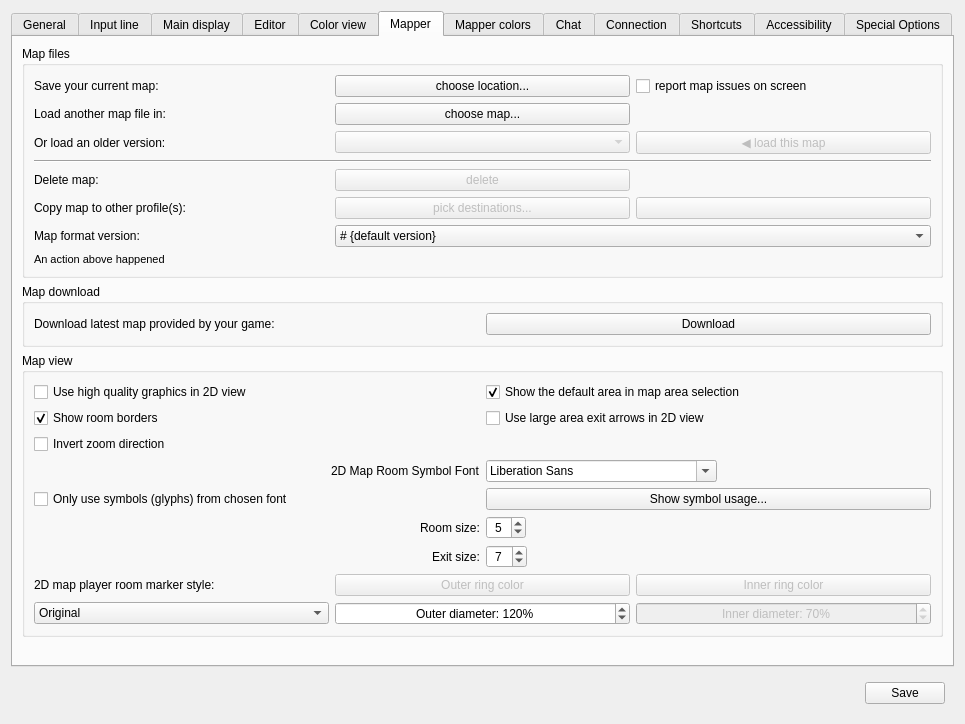
The window that src/ui/profile_preferences.ui (Mudlet/Mudlet) describes before a commit, drawn with Qt 5.
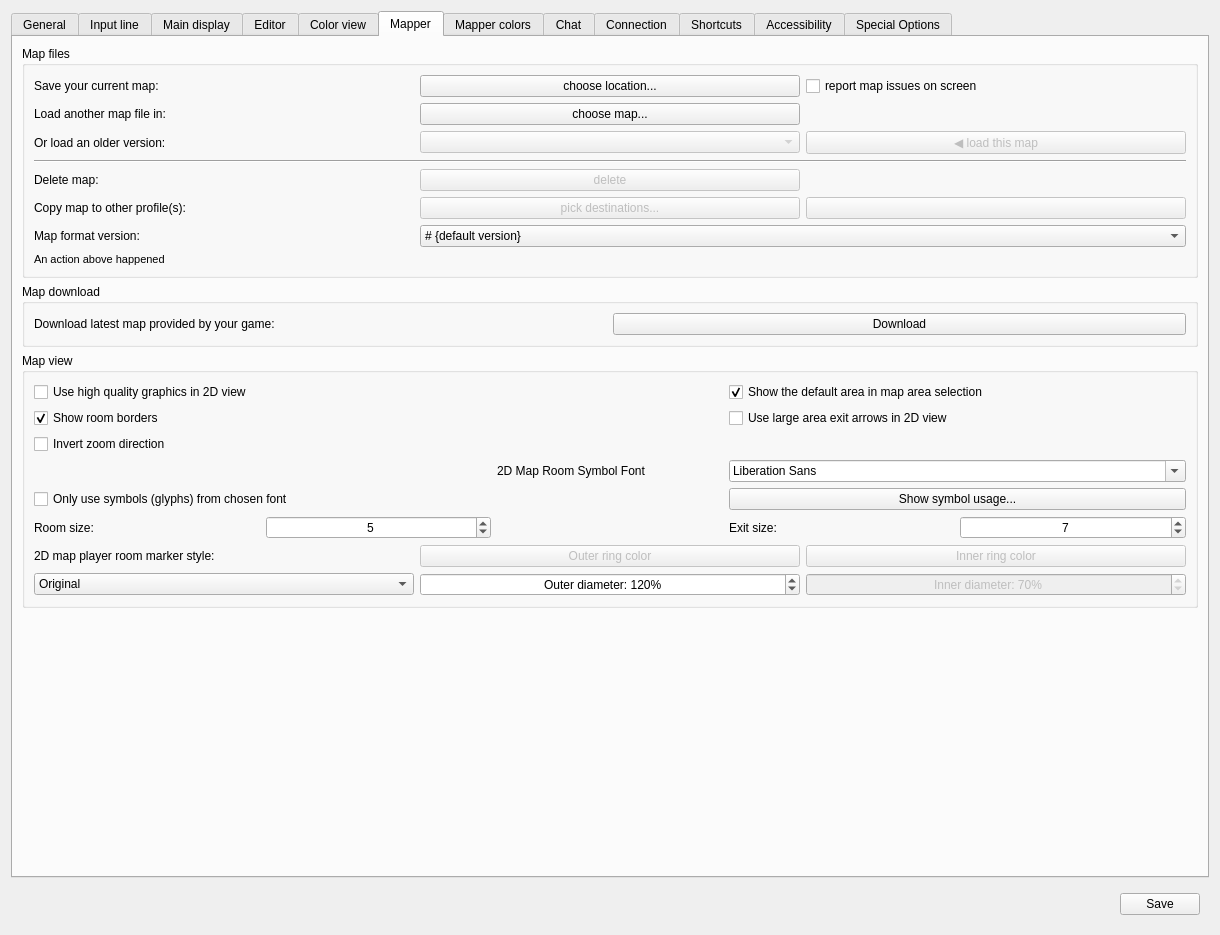
The same window after the commit. The open tabs and pages were chosen to show the change. Icons and pictures are not drawn. Custom widgets are drawn as their Qt base class.

Patch:
```diff
--- a/src/ui/profile_preferences.ui
+++ b/src/ui/profile_preferences.ui
@@ -6,8 +6,8 @@
    <rect>
     <x>0</x>
     <y>0</y>
-    <width>965</width>
-    <height>694</height>
+    <width>1220</width>
+    <height>935</height>
    </rect>
   </property>
   <property name="sizePolicy">
@@ -2429,31 +2429,31 @@
          <property name="title">
           <string>Map view</string>
          </property>
-         <layout class="QGridLayout" name="gridLayout_groupBox_mapViewOptions">
-          <item row="0" column="0">
-           <widget class="QCheckBox" name="mMapperUseAntiAlias">
-            <property name="toolTip">
-             <string>&lt;p&gt;This enables anti-aliasing (AA) for the 2D map view, making it look smoother and nicer. Disable this if you're on a very slow computer.&lt;/p&gt;&lt;p&gt;3D map view always has anti-aliasing enabled.&lt;/p&gt;</string>
-            </property>
+         <layout class="QGridLayout" name="gridLayout">
+          <item row="3" column="3" colspan="2">
+           <widget class="QFontComboBox" name="fontComboBox_mapSymbols"/>
+          </item>
+          <item row="5" column="0">
+           <widget class="QLabel" name="label_roomSize">
             <property name="text">
-             <string>Use high quality graphics in 2D view</string>
+             <string>Room size:</string>
+            </property>
+            <property name="buddy">
+             <cstring>spinBox_roomSize</cstring>
             </property>
            </widget>
           </item>
-          <item row="0" column="1">
-           <widget class="QCheckBox" name="checkBox_showDefaultArea">
-            <property name="toolTip">
-             <string>&lt;p&gt;The default area (area id -1) is used by some mapper scripts as a temporary 'holding area' for rooms before they're placed in the correct area.&lt;/p&gt;</string>
-            </property>
+          <item row="1" column="3" colspan="2">
+           <widget class="QCheckBox" name="checkBox_largeAreaExitArrows">
             <property name="text">
-             <string>Show the default area in map area selection</string>
+             <string>Use large area exit arrows in 2D view</string>
             </property>
             <property name="checked">
-             <bool>true</bool>
+             <bool>false</bool>
             </property>
            </widget>
           </item>
-          <item row="1" column="0">
+          <item row="1" column="0" colspan="2">
            <widget class="QCheckBox" name="checkbox_mMapperShowRoomBorders">
             <property name="toolTip">
              <string>&lt;p&gt;This enables borders around room. Color can be set in Mapper colors tab.&lt;/p&gt;</string>
@@ -2466,17 +2466,21 @@
             </property>
            </widget>
           </item>
-          <item row="1" column="1">
-           <widget class="QCheckBox" name="checkBox_largeAreaExitArrows">
+          <item row="4" column="0" colspan="3">
+           <widget class="QCheckBox" name="checkBox_isOnlyMapSymbolFontToBeUsed">
             <property name="text">
-             <string>Use large area exit arrows in 2D view</string>
+             <string>Only use symbols (glyphs) from chosen font</string>
             </property>
-            <property name="checked">
-             <bool>false</bool>
+           </widget>
+          </item>
+          <item row="3" column="2">
+           <widget class="QLabel" name="label_mapSymbolsFont">
+            <property name="text">
+             <string>2D Map Room Symbol Font</string>
             </property>
            </widget>
           </item>
-          <item row="2" column="0">
+          <item row="2" column="0" colspan="2">
            <widget class="QCheckBox" name="checkBox_invertMapZoom">
             <property name="toolTip">
              <string>&lt;p&gt;If checked, scrolling up zooms out and scrolling down zooms in. If unchecked, scrolling up zooms in and scrolling down zooms out.&lt;/p&gt;</string>
@@ -2489,63 +2493,7 @@
             </property>
            </widget>
           </item>
-          <item row="3" column="0" alignment="Qt::AlignmentFlag::AlignRight">
-           <widget class="QLabel" name="label_mapSymbolsFont">
-            <property name="text">
-             <string>2D Map Room Symbol Font</string>
-            </property>
-           </widget>
-          </item>
-          <item row="3" column="1" alignment="Qt::AlignmentFlag::AlignLeft">
-           <widget class="QFontComboBox" name="fontComboBox_mapSymbols"/>
-          </item>
-          <item row="4" column="0">
-           <widget class="QCheckBox" name="checkBox_isOnlyMapSymbolFontToBeUsed">
-            <property name="text">
-             <string>Only use symbols (glyphs) from chosen font</string>
-            </property>
-           </widget>
-          </item>
-          <item row="4" column="1">
-           <widget class="QPushButton" name="pushButton_showGlyphUsage">
-            <property name="text">
-             <string>Show symbol usage...</string>
-            </property>
-           </widget>
-          </item>
-          <item row="5" column="0" alignment="Qt::AlignmentFlag::AlignRight">
-           <widget class="QLabel" name="label_roomSize">
-            <property name="text">
-             <string>Room size:</string>
-            </property>
-            <property name="buddy">
-             <cstring>spinBox_roomSize</cstring>
-            </property>
-           </widget>
-          </item>
-          <item row="5" column="1" alignment="Qt::AlignmentFlag::AlignLeft">
-           <widget class="QSpinBox" name="spinBox_roomSize">
-            <property name="sizePolicy">
-             <sizepolicy hsizetype="Preferred" vsizetype="Fixed">
-              <horstretch>0</horstretch>
-              <verstretch>0</verstretch>
-             </sizepolicy>
-            </property>
-            <property name="alignment">
-             <set>Qt::AlignCenter</set>
-            </property>
-            <property name="minimum">
-             <number>1</number>
-            </property>
-            <property name="maximum">
-             <number>11</number>
-            </property>
-            <property name="value">
-             <number>5</number>
-            </property>
-           </widget>
-          </item>
-          <item row="6" column="0" alignment="Qt::AlignmentFlag::AlignRight">
+          <item row="5" column="3">
            <widget class="QLabel" name="label_exitSize">
             <property name="text">
              <string>Exit size:</string>
@@ -2555,7 +2503,7 @@
             </property>
            </widget>
           </item>
-          <item row="6" column="1" alignment="Qt::AlignmentFlag::AlignLeft">
+          <item row="5" column="4">
            <widget class="QSpinBox" name="spinBox_exitSize">
             <property name="sizePolicy">
              <sizepolicy hsizetype="Preferred" vsizetype="Fixed">
@@ -2577,7 +2525,59 @@
             </property>
            </widget>
           </item>
-          <item row="7" column="0" colspan="2">
+          <item row="5" column="1">
+           <widget class="QSpinBox" name="spinBox_roomSize">
+            <property name="sizePolicy">
+             <sizepolicy hsizetype="Preferred" vsizetype="Fixed">
+              <horstretch>0</horstretch>
+              <verstretch>0</verstretch>
+             </sizepolicy>
+            </property>
+            <property name="alignment">
+             <set>Qt::AlignmentFlag::AlignCenter</set>
+            </property>
+            <property name="minimum">
+             <number>1</number>
+            </property>
+            <property name="maximum">
+             <number>11</number>
+            </property>
+            <property name="value">
+             <number>5</number>
+            </property>
+           </widget>
+          </item>
+          <item row="0" column="3" colspan="2">
+           <widget class="QCheckBox" name="checkBox_showDefaultArea">
+            <property name="toolTip">
+             <string>&lt;p&gt;The default area (area id -1) is used by some mapper scripts as a temporary 'holding area' for rooms before they're placed in the correct area.&lt;/p&gt;</string>
+            </property>
+            <property name="text">
+             <string>Show the default area in map area selection</string>
+            </property>
+            <property name="checked">
+             <bool>true</bool>
+            </property>
+           </widget>
+          </item>
+          <item row="0" column="0" colspan="2">
+           <widget class="QCheckBox" name="mMapperUseAntiAlias">
+            <property name="toolTip">
+             <string>&lt;p&gt;This enables anti-aliasing (AA) for the 2D map view, making it look smoother and nicer. Disable this if you're on a very slow computer.&lt;/p&gt;&lt;p&gt;3D map view always has anti-aliasing enabled.&lt;/p&gt;</string>
+            </property>
+            <property name="text">
+             <string>Use high quality graphics in 2D view</string>
+            </property>
+           </widget>
+          </item>
+          <item row="4" column="3" colspan="2">
+           <widget class="QPushButton" name="pushButton_showGlyphUsage">
+            <property name="text">
+             <string>Show symbol usage...</string>
+            </property>
+           </widget>
+          </item>
+          <item row="6" column="0" colspan="5">
            <widget class="QWidget" name="widget_playerRoomStyle" native="true">
             <layout class="QGridLayout" name="gridLayout_widget_playerRoomStyle">
              <property name="leftMargin">
```
Left out of the diff: 4 changed lines with no effect on the pictures.
